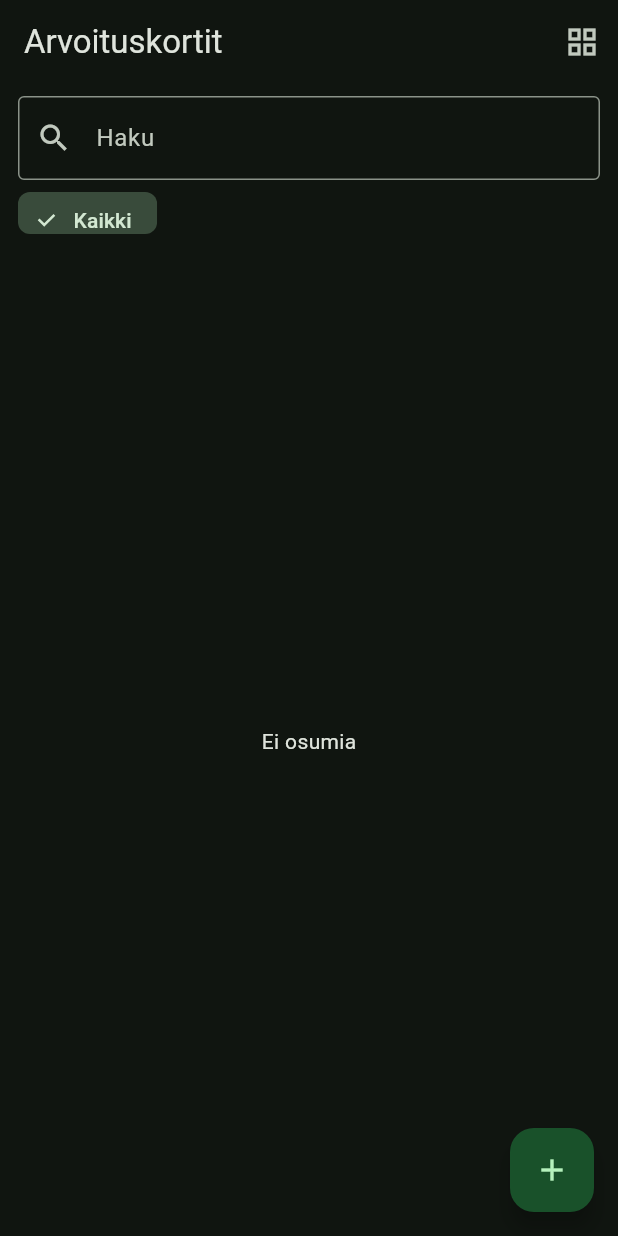
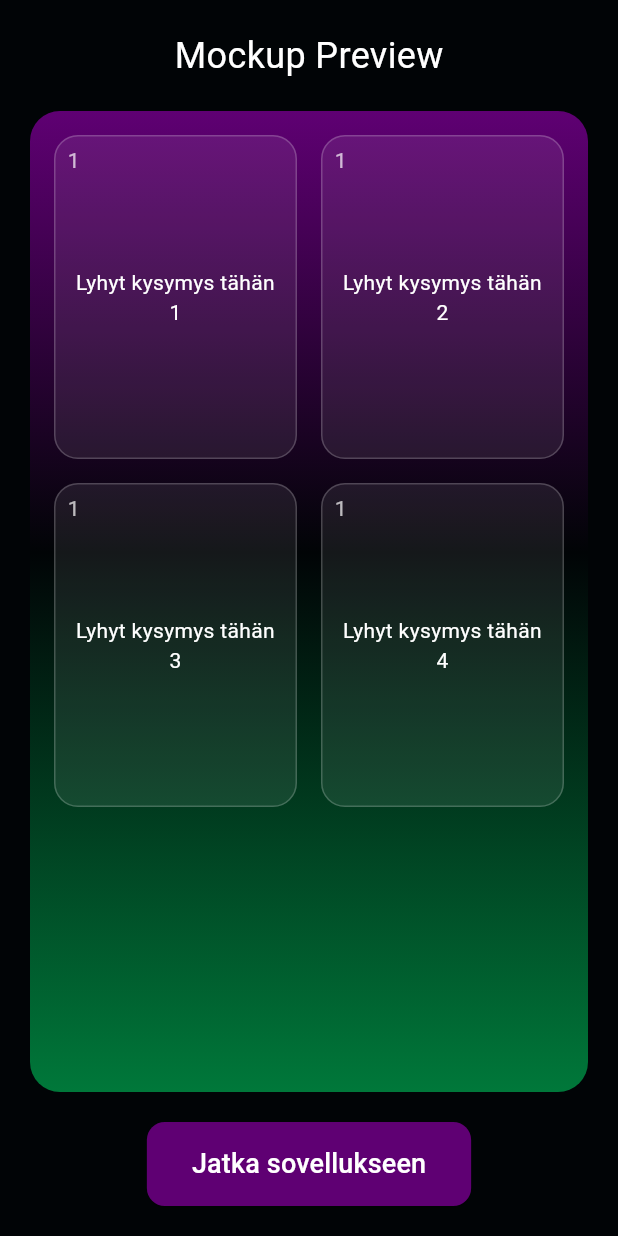
Before and after one commit to jermylixx/arvoituskortit-ui, a Flutter app: the screen it shows after launch, on a phone screen of 412 x 824 dp. Run offline on Flutter 3.47's test engine with Material 3 defaults, Android fonts, the phone set to English and light mode, and no system bars; our stand-ins replace drift, file_picker, image_picker, share_plus; accounts and stored records are empty; generated files the repository leaves out were written again; Roboto replaces fonts that are missing (CanavaGrotesk).

Commit message:
Mockup, teema, fontti + päivitykset main.dart
Päälayout vs. mockup-logiikka

```diff
--- a/lib/main.dart
+++ b/lib/main.dart
@@ -1,6 +1,7 @@
 import 'package:flutter/material.dart';
 import 'data/db.dart';
 import 'ui/home.dart';
+import 'ui/mockup_page.dart';
 
 void main() {
   WidgetsFlutterBinding.ensureInitialized();
@@ -8,19 +9,45 @@ void main() {
   runApp(App(db: db));
 }
 
-class App extends StatelessWidget {
+class App extends StatefulWidget {
   final AppDatabase db;
   const App({super.key, required this.db});
+
+  @override
+  State<App> createState() => _AppState();
+}
+
+class _AppState extends State<App> {
+  bool showMockup = true;
 
   @override
   Widget build(BuildContext context) {
     final theme = ThemeData(
       brightness: Brightness.dark,
-      colorScheme: ColorScheme.fromSeed(seedColor: const Color(0xFF5EF38C), brightness: Brightness.dark),
+      fontFamily: 'CanavaGrotesk',
+      colorScheme: ColorScheme.fromSeed(
+        seedColor: const Color(0xFF5F0073),
+        brightness: Brightness.dark,
+      ),
       useMaterial3: true,
-      cardTheme: CardTheme(shape: RoundedRectangleBorder(borderRadius: BorderRadius.circular(20))),
+      cardTheme: CardTheme(
+        shape: RoundedRectangleBorder(borderRadius: BorderRadius.circular(20)),
+      ),
       inputDecorationTheme: const InputDecorationTheme(border: OutlineInputBorder()),
     );
-    return MaterialApp(debugShowCheckedModeBanner: false, theme: theme, home: HomePage(db: db));
+
+    return MaterialApp(
+      debugShowCheckedModeBanner: false,
+      theme: theme,
+      home: showMockup
+          ? MockupPage(
+        onContinue: () {
+          setState(() {
+            showMockup = false;
+          });
+        },
+      )
+          : HomePage(db: widget.db),
+    );
   }
 }
--- /dev/null
+++ b/lib/ui/mockup_page.dart
@@ -0,0 +1,138 @@
+import 'package:flutter/material.dart';
+
+class MockupPage extends StatelessWidget {
+  final VoidCallback onContinue;
+
+  const MockupPage({
+    super.key,
+    required this.onContinue,
+  });
+
+  @override
+  Widget build(BuildContext context) {
+    return Scaffold(
+      backgroundColor: const Color(0xFF010406),
+      body: SafeArea(
+        child: Column(
+          children: [
+            const SizedBox(height: 20),
+            const Text(
+              'Mockup Preview',
+              style: TextStyle(
+                fontFamily: 'CanavaGrotesk',
+                fontSize: 24,
+                color: Colors.white,
+              ),
+            ),
+            const SizedBox(height: 20),
+
+            // Gradient-tausta + korttiruudukko
+            Expanded(
+              child: Container(
+                width: double.infinity,
+                margin: const EdgeInsets.symmetric(horizontal: 20),
+                decoration: const BoxDecoration(
+                  borderRadius: BorderRadius.all(Radius.circular(20)),
+                  gradient: LinearGradient(
+                    begin: Alignment.topCenter,
+                    end: Alignment.bottomCenter,
+                    stops: <double>[0.0, 0.45, 1.0],
+                    colors: <Color>[
+                      Color(0xFF5F0073),
+                      Color(0xFF010406),
+                      Color(0xFF00783A),
+                    ],
+                  ),
+                ),
+                child: Padding(
+                  padding: const EdgeInsets.all(16.0),
+                  child: GridView.builder(
+                    itemCount: 4,
+                    gridDelegate: const SliverGridDelegateWithFixedCrossAxisCount(
+                      crossAxisCount: 2,
+                      crossAxisSpacing: 16,
+                      mainAxisSpacing: 16,
+                      childAspectRatio: 0.75,
+                    ),
+                    itemBuilder: (BuildContext context, int index) {
+                      return Container(
+                        decoration: BoxDecoration(
+                          color: Colors.white.withValues(alpha: 0.08),
+                          borderRadius: BorderRadius.circular(16),
+                          border: Border.all(
+                            color: Colors.white.withValues(alpha: 0.2),
+                            width: 1,
+                          ),
+                        ),
+                        child: Stack(
+                          children: <Widget>[
+                            // Pieni numero vasempaan yläkulmaan
+                            const Positioned(
+                              top: 6,
+                              left: 8,
+                              child: Text(
+                                '1', // halutessasi vaihda dynaamiseksi
+                                style: TextStyle(
+                                  fontFamily: 'CanavaGrotesk',
+                                  fontSize: 14,
+                                  color: Colors.white70,
+                                ),
+                              ),
+                            ),
+                            // Kysymysteksti keskelle
+                            Center(
+                              child: Padding(
+                                padding: const EdgeInsets.all(12.0),
+                                child: Text(
+                                  'Lyhyt kysymys tähän ${index + 1}',
+                                  textAlign: TextAlign.center,
+                                  maxLines: 3,
+                                  overflow: TextOverflow.ellipsis,
+                                  style: const TextStyle(
+                                    fontFamily: 'CanavaGrotesk',
+                                    fontSize: 14,
+                                    color: Colors.white,
+                                  ),
+                                ),
+                              ),
+                            ),
+                          ],
+                        ),
+                      );
+                    },
+                  ),
+                ),
+              ),
+            ),
+
+            // Jatka-painike
+            Padding(
+              padding: const EdgeInsets.all(20.0),
+              child: ElevatedButton(
+                onPressed: onContinue,
+                style: ElevatedButton.styleFrom(
+                  backgroundColor: const Color(0xFF5F0073),
+                  padding: const EdgeInsets.symmetric(
+                    vertical: 15,
+                    horizontal: 30,
+                  ),
+                  shape: RoundedRectangleBorder(
+                    borderRadius: BorderRadius.circular(12),
+                  ),
+                ),
+                child: const Text(
+                  'Jatka sovellukseen',
+                  style: TextStyle(
+                    fontFamily: 'CanavaGrotesk',
+                    fontSize: 18,
+                    color: Colors.white,
+                  ),
+                ),
+              ),
+            ),
+          ],
+        ),
+      ),
+    );
+  }
+}
--- a/pubspec.yaml
+++ b/pubspec.yaml
@@ -30,3 +30,7 @@ flutter:
   uses-material-design: true
   assets:
     - assets/seed.json
+  fonts:
+    - family: CanavaGrotesk
+      fonts:
+        - asset: assets/fonts/CanavaGrotesk-Regular.otf
```
Also changed, not shown: lib/theme/app_theme.dart (added, +65 -0 lines), lib/ui/preview/preview_screen.dart (added, +57 -0 lines), lib/ui/widgets/glass.dart (added, +66 -0 lines), lib/ui/widgets/gradient_scaffold.dart (added, +41 -0 lines), lib/ui/widgets/mini_card.dart (added, +63 -0 lines), lib/ui/widgets/tap_scale.dart (added, +34 -0 lines).
